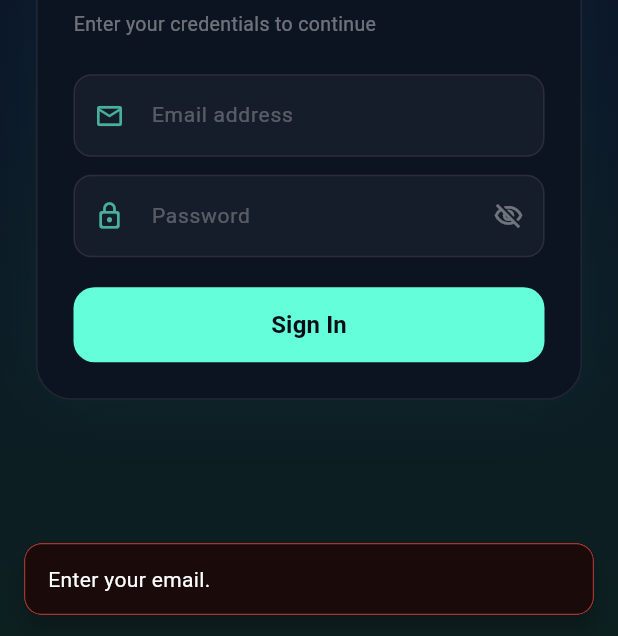
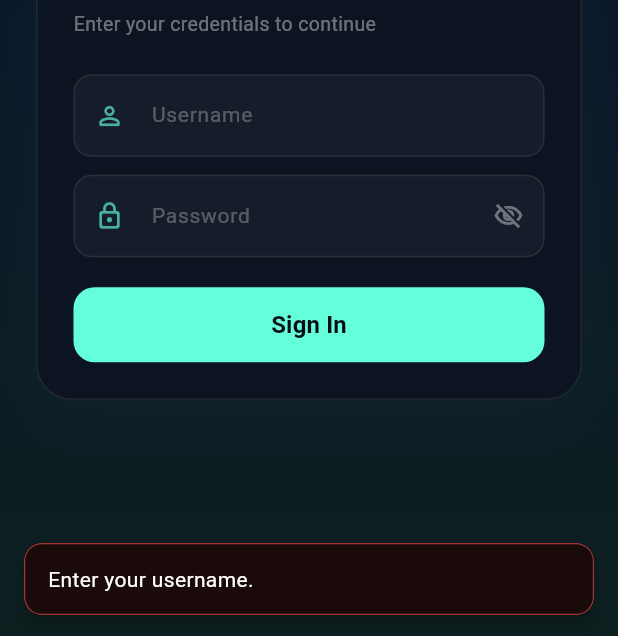
Before and after one commit to adam-yahia/parksmart, a Flutter app: the screen it shows after launch, after a tap on "Sign In", on a phone screen of 412 x 824 dp. Shown: the part 597-1233 px from the top of the screen. Run offline on Flutter 3.47's test engine with Material 3 defaults, Android fonts, the phone set to English and light mode, and no system bars; network calls fail.

Commit message:
feat: add Flutter app with live API integration (app/)
- Copied Yazan's Flutter scaffold into monorepo app/
- Fixed 3 bugs to match Flask API response format:
  - parking_spot.dart: spot_id/status/last_updated (was id/name/occupied/updated_at)
  - api_service.dart: username field + access_token key (was email + token)
  - auth_validators.dart + login_screen.dart: username input (was email)
- AndroidManifest: INTERNET permission + cleartext HTTP already set
- Provider polling every 4s, loading/error states, pulsing LIVE indicator

Co-Authored-By: Claude Sonnet 4.6 <noreply@anthropic.com>

```diff
--- a/app/lib/auth/auth_validators.dart
+++ b/app/lib/auth/auth_validators.dart
@@ -1,13 +1,7 @@
 class AuthValidators {
-  // Standard RFC-compliant email pattern — accepts any domain
-  static final RegExp _emailRegex = RegExp(
-    r'^[a-zA-Z0-9._%+\-]+@[a-zA-Z0-9.\-]+\.[a-zA-Z]{2,}$',
-    caseSensitive: false,
-  );
-
-  static String? validateEmail(String email) {
-    if (email.trim().isEmpty) return 'Enter your email.';
-    if (!_emailRegex.hasMatch(email.trim())) return 'Enter a valid email.';
+  static String? validateEmail(String username) {
+    if (username.trim().isEmpty) return 'Enter your username.';
+    if (username.trim().length < 3) return 'Username must be at least 3 characters.';
     return null;
   }
 
--- a/app/lib/screens/auth/login_screen.dart
+++ b/app/lib/screens/auth/login_screen.dart
@@ -181,9 +181,9 @@ class _LoginScreenState extends State<LoginScreen> {
           const SizedBox(height: 24),
           _inputField(
             controller: _emailController,
-            hint: 'Email address',
-            icon: Icons.email_outlined,
-            keyboardType: TextInputType.emailAddress,
+            hint: 'Username',
+            icon: Icons.person_outline_rounded,
+            keyboardType: TextInputType.text,
           ),
           const SizedBox(height: 12),
           _inputField(
--- a/app/lib/services/api_service.dart
+++ b/app/lib/services/api_service.dart
@@ -5,18 +5,18 @@ import '../models/parking_spot.dart';
 class ApiService {
   static const String baseUrl = 'http://172.20.10.7:5000';
 
-  static Future<String> login(String email, String password) async {
+  static Future<String> login(String username, String password) async {
     final response = await http
         .post(
           Uri.parse('$baseUrl/api/auth/login'),
           headers: {'Content-Type': 'application/json'},
-          body: jsonEncode({'email': email, 'password': password}),
+          body: jsonEncode({'username': username, 'password': password}),
         )
         .timeout(const Duration(seconds: 8));
 
     final data = jsonDecode(response.body) as Map<String, dynamic>;
     if (response.statusCode == 200) {
-      return data['token'] as String;
+      return data['access_token'] as String;
     }
     throw Exception(data['error'] ?? 'Login failed');
   }
```
Also changed, not shown: app/lib/models/parking_spot.dart (+5 -4 lines).
